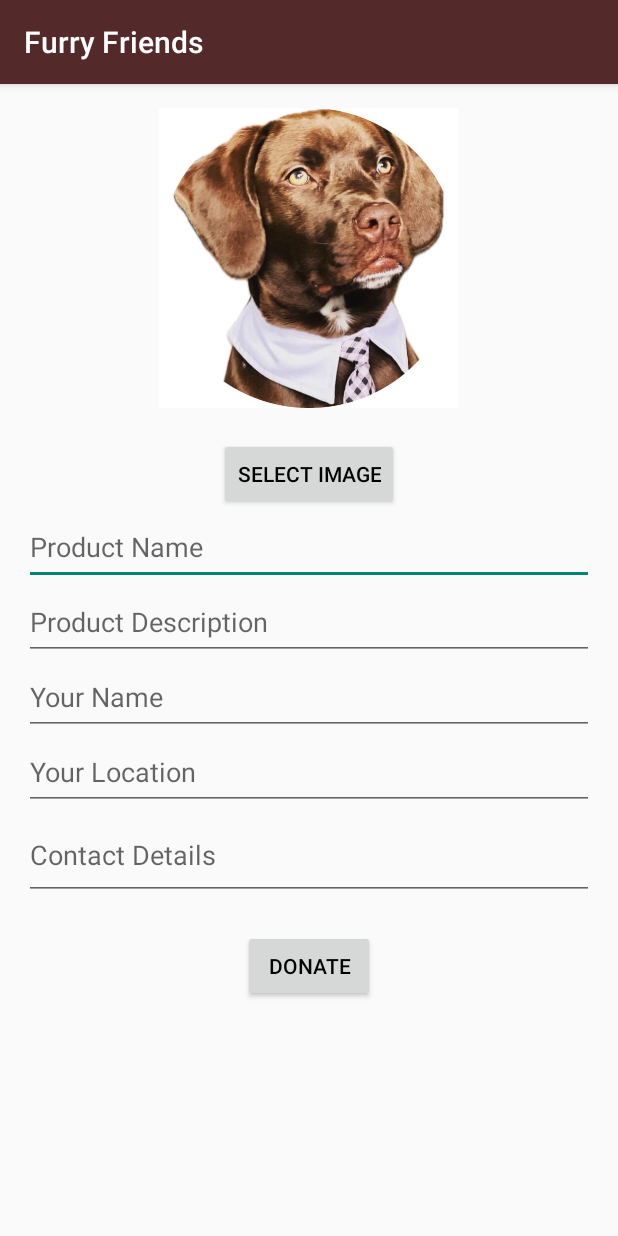
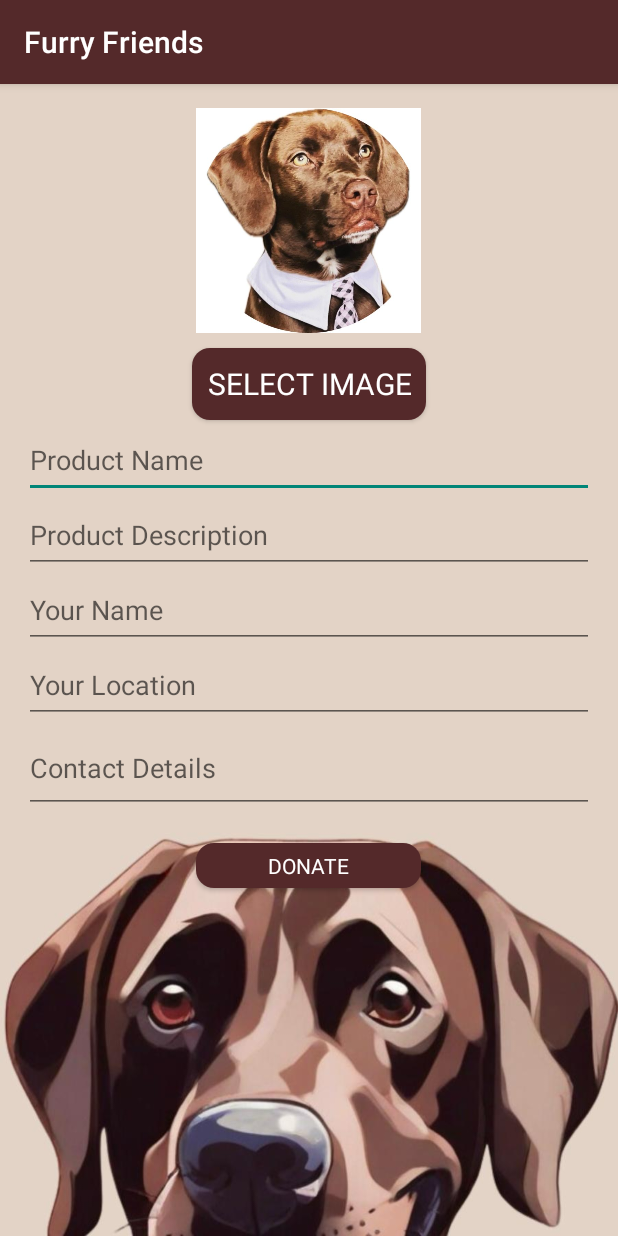
Before and after one commit to RAMKUMAR10101999/FurryFriends, an Android app: the DonateActivity screen opened directly, with no data from a screen before it, on a phone screen of 412 x 824 dp. Run offline under Robolectric (Android 15) with nearby library versions, the phone set to English and light mode, and no system bars; our stand-ins replace Firebase (no records; nobody signed in at launch, a user with empty details on screens opened directly).

Commit message:
Donate screen XML changes

```diff
--- a/app/src/main/AndroidManifest.xml
+++ b/app/src/main/AndroidManifest.xml
@@ -1,26 +1,26 @@
 <?xml version="1.0" encoding="utf-8"?>
 <manifest xmlns:android="http://schemas.android.com/apk/res/android"
     xmlns:tools="http://schemas.android.com/tools">
-
     <!-- Permissions -->
     <uses-permission android:name="android.permission.INTERNET" />
-    <uses-permission android:name="android.permission.READ_EXTERNAL_STORAGE"
+    <uses-permission
+        android:name="android.permission.READ_EXTERNAL_STORAGE"
         android:maxSdkVersion="32" />
-    <uses-permission android:name="android.permission.WRITE_EXTERNAL_STORAGE"
+    <uses-permission
+        android:name="android.permission.WRITE_EXTERNAL_STORAGE"
         android:maxSdkVersion="32" />
 
     <application
         android:allowBackup="true"
+        android:dataExtractionRules="@xml/data_extraction_rules"
+        android:fullBackupContent="@xml/backup_rules"
         android:icon="@drawable/logo"
         android:label="@string/app_name"
         android:roundIcon="@drawable/logo"
         android:supportsRtl="true"
         android:theme="@style/Theme.FurryFriends"
-        android:dataExtractionRules="@xml/data_extraction_rules"
-        android:fullBackupContent="@xml/backup_rules"
         tools:targetApi="31">
-
-        <!-- Activities -->
+     <!-- Activities -->
         <activity
             android:name=".DonateActivity"
             android:exported="true" />
@@ -34,6 +34,7 @@
             android:theme="@style/Theme.FurryFriends">
             <intent-filter>
                 <action android:name="android.intent.action.MAIN" />
+
                 <category android:name="android.intent.category.LAUNCHER" />
             </intent-filter>
         </activity>
@@ -43,10 +44,13 @@
             android:theme="@style/Theme.FurryFriends">
             <intent-filter>
                 <action android:name="android.intent.action.VIEW" />
+
                 <category android:name="android.intent.category.DEFAULT" />
                 <category android:name="android.intent.category.BROWSABLE" />
+
                 <data android:scheme="furryfriends.donate" />
             </intent-filter>
         </activity>
     </application>
+
 </manifest>
--- a/app/src/main/java/com/example/furryfriends/DonateActivity.java
+++ b/app/src/main/java/com/example/furryfriends/DonateActivity.java
@@ -3,13 +3,11 @@ package com.example.furryfriends;
 import android.content.Intent;
 import android.net.Uri;
 import android.os.Bundle;
-import android.provider.MediaStore;
 import android.widget.Button;
 import android.widget.EditText;
 import android.widget.ImageView;
 import android.widget.Toast;
 
-import androidx.annotation.NonNull;
 import androidx.annotation.Nullable;
 import androidx.appcompat.app.AppCompatActivity;
 
@@ -17,9 +15,7 @@ import com.google.firebase.database.DatabaseReference;
 import com.google.firebase.database.FirebaseDatabase;
 import com.google.firebase.storage.FirebaseStorage;
 import com.google.firebase.storage.StorageReference;
-import com.google.firebase.storage.UploadTask;
 
-import java.util.Objects;
 
 public class DonateActivity extends AppCompatActivity {
 
@@ -27,7 +23,7 @@ public class DonateActivity extends AppCompatActivity {
 
     private EditText etProductName, etDescription, etUsername, etLocation, etContact;
     private ImageView ivProductImage;
-    private Button btnSelectImage, btnDonate;
+    private Button btnSelectImage;
 
     private Uri imageUri;
     private DatabaseReference databaseReference;
@@ -45,7 +41,7 @@ public class DonateActivity extends AppCompatActivity {
         etContact = findViewById(R.id.etContact);
         ivProductImage = findViewById(R.id.ivProductImage);
         btnSelectImage = findViewById(R.id.btnSelectImage);
-        btnDonate = findViewById(R.id.btnDonate);
+        Button btnDonate = findViewById(R.id.btnDonate);
 
         databaseReference = FirebaseDatabase.getInstance().getReference("pet_products");
         storageReference = FirebaseStorage.getInstance().getReference("product_images");
--- a/app/src/main/res/layout/activity_donate.xml
+++ b/app/src/main/res/layout/activity_donate.xml
@@ -3,14 +3,16 @@
     xmlns:tools="http://schemas.android.com/tools"
     android:layout_width="match_parent"
     android:layout_height="match_parent"
+    android:background="@drawable/bg1"
     android:padding="16dp">
 
     <ImageView
         android:id="@+id/ivProductImage"
-        android:layout_width="200dp"
-        android:layout_height="200dp"
+        android:layout_width="150dp"
+        android:layout_height="150dp"
+        android:scaleType="centerCrop"
+        android:layout_below="@id/ivProductImage"
         android:layout_centerHorizontal="true"
-        android:scaleType="centerCrop"
         android:src="@drawable/logo"
         tools:ignore="ContentDescription" />
 
@@ -18,19 +20,25 @@
         android:id="@+id/btnSelectImage"
         android:layout_width="wrap_content"
         android:layout_height="wrap_content"
-        android:layout_marginTop="20dp"
         android:layout_below="@id/ivProductImage"
-        android:layout_centerInParent="true"
-        android:text="@string/select_image" />
-
+        android:layout_centerHorizontal="true"
+        android:layout_gravity="center"
+        android:layout_marginTop="10dp"
+        android:padding="10dp"
+        android:background="@drawable/rounded_button_background"
+        android:fontFamily="sans-serif"
+        android:text="@string/select_image"
+        android:textColor="@color/white"
+        android:textSize="20sp" />
 
     <EditText
         android:id="@+id/etProductName"
         android:layout_width="match_parent"
         android:layout_height="50dp"
         android:layout_below="@id/btnSelectImage"
+        android:layout_marginTop="2dp"
+        android:autofillHints=""
         android:hint="@string/product_name"
-        android:autofillHints=""
         android:inputType="textPersonName" />
 
     <EditText
@@ -71,10 +79,14 @@
 
     <Button
         android:id="@+id/btnDonate"
-        android:layout_width="wrap_content"
-        android:layout_height="wrap_content"
+        android:layout_width="150dp"
+        android:layout_height="30dp"
+        android:layout_centerVertical="true"
+        android:layout_gravity="center"
+        android:background="@drawable/rounded_button_background"
+        android:fontFamily="sans-serif"
         android:layout_below="@id/etContact"
-        android:layout_centerHorizontal="true"
+        android:layout_centerHorizontal="true"   android:textColor="@color/white"
         android:layout_marginTop="20dp"
         android:text="@string/donate" />
 
```
